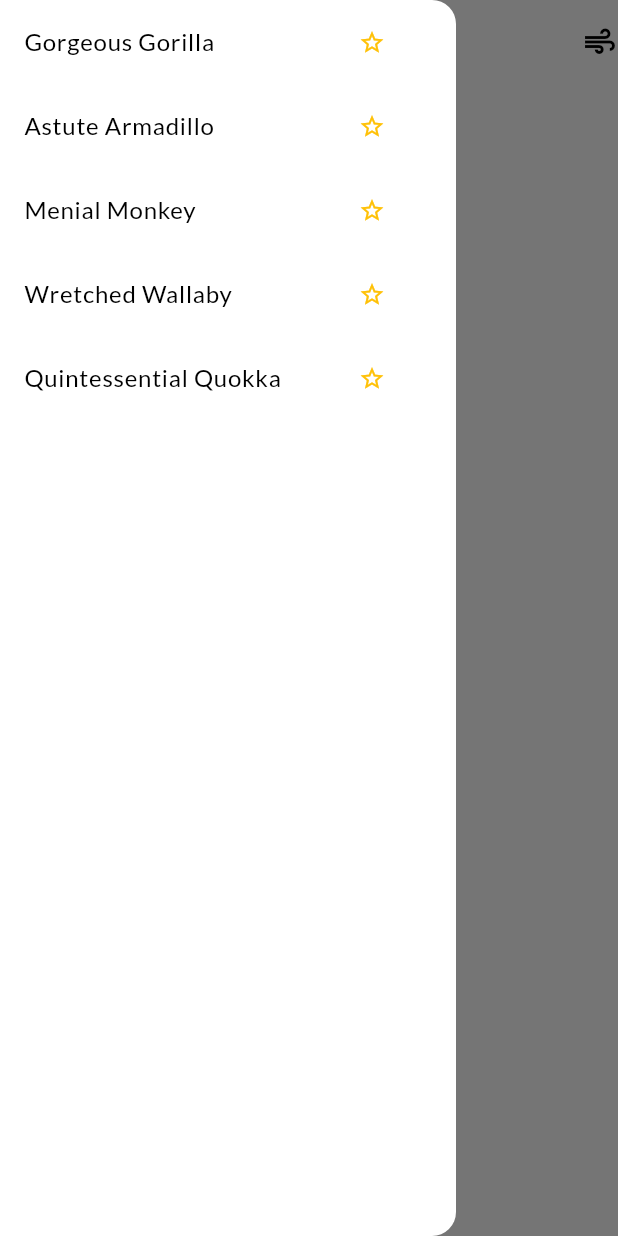
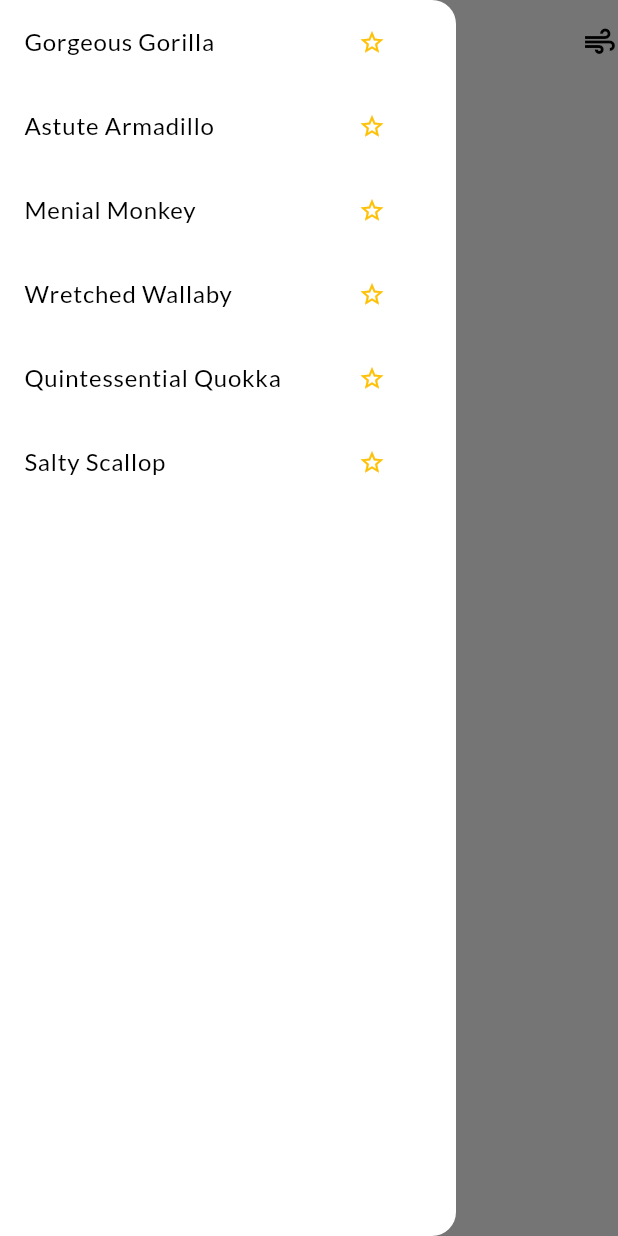
Before and after one commit to MKozuch/release_namer, a Flutter app: the screen it shows after launch, with the side drawer open, on a phone screen of 412 x 824 dp. Run offline on Flutter 3.47's test engine with Material 2 defaults, Android fonts, the phone set to English and light mode, and no system bars; our stand-ins replace flutter_bloc, google_fonts; missing offline and left inert: window_size; project files that could hold a hidden picture were left out.

Commit message:
added bookmark button

```diff
--- a/lib/pages/release_name_generator.dart
+++ b/lib/pages/release_name_generator.dart
@@ -2,6 +2,7 @@ import 'package:flutter/material.dart';
 
 import 'package:release_generator/title_provider.dart';
 import 'package:flutter_bloc/flutter_bloc.dart';
+import 'package:release_generator/widgets/favorites_list.dart';
 
 
 enum StateTransition {random, nextAnimal, nextAdjective, previousAnimal, previousAdjective}
@@ -14,7 +15,7 @@ class ReleaseNamGeneratorState{
   ReleaseNamGeneratorState(this.adjective, this.animal, this.transition);
 }
 
-// todo: replace with Bloc
+// TODO: replace with Bloc
 class ReleaseGeneratorCubit extends Cubit<ReleaseNamGeneratorState?> {
   late ReleaseNameGenerator gen;
   late ReleaseNameModelIndex idx;
@@ -76,62 +77,13 @@ class Page1 extends StatelessWidget {
         child: Center(
           child: BlocBuilder<ReleaseGeneratorCubit, ReleaseNamGeneratorState?>(
             builder: (context, state) {
-              final isLoading = context.read<ReleaseGeneratorCubit>().state == null;
+              final isLoaded = context.read<ReleaseGeneratorCubit>().state != null;
 
-              return Column(
-                mainAxisAlignment: MainAxisAlignment.center,
-                children: [
-                  if (!isLoading)
-                  ...[
-                    Row(
-                      children: [
-                        Expanded( child:
-                          TextButton(
-                            onPressed: ()=> context.read<ReleaseGeneratorCubit>().previousAdjective(),
-                            child: const Icon(Icons.navigate_before),
-                          )
-                        ),
-                        Expanded(child:
-                          textSwitcherBuilder(context, state!.adjective, switchStyleFromStateTransition(state.transition)),
-                        ),
-                        Expanded(child:
-                          TextButton(
-                            onPressed: ()=> context.read<ReleaseGeneratorCubit>().nextAdjective(),
-                            child: const Icon(Icons.navigate_next)
-                          )
-                        )
-                    ],
-                    ),
-                    Row(
-                      children: [
-                        Expanded(child:
-                          TextButton(
-                            onPressed: ()=> context.read<ReleaseGeneratorCubit>().previousAnimal(),
-                            child: const Icon(Icons.navigate_before),
-                          )
-                        ),
-                        Expanded(child:
-                          textSwitcherBuilder(context, state!.animal, switchStyleFromStateTransition(state.transition)),
-                        ),
-                        Expanded(child:
-                          TextButton(
-                            onPressed: ()=> context.read<ReleaseGeneratorCubit>().nextAnimal(),
-                            child: const Icon(Icons.navigate_next)
-                          ),
-                        ),
-                      ],
-                    ),
-
-                      ElevatedButton(
-                        child: const Text('Generate'),
-                        onPressed: () {
-                          context.read<ReleaseGeneratorCubit>().randomReleaseName();
-                        },
-                      ),
-                    ],
-                  if (isLoading) const CircularProgressIndicator()
-                ],
-              );
+              return isLoaded
+                ? generatorBuilder(context, state!)
+                : const Center(
+                  child: CircularProgressIndicator(),
+                );
             },
           ),
         ),
@@ -169,7 +121,6 @@ Widget textSwitcherBuilder(BuildContext context, String text, [SwitchStyle style
       if((style == SwitchStyle.next && child.key != ValueKey<String>(text))
       || (style == SwitchStyle.previous && child.key == ValueKey<String>(text))){
         startOffset = startOffset.scale(-1, -1);
-
       }
 
        var offset = Tween<Offset>(
@@ -190,3 +141,75 @@ Widget textSwitcherBuilder(BuildContext context, String text, [SwitchStyle style
     child: Text(key: ValueKey<String>(text), text, textAlign: TextAlign.center),
   );
 }
+
+Widget generatorBuilder(BuildContext context, ReleaseNamGeneratorState state){
+  return Column(
+    mainAxisAlignment: MainAxisAlignment.center,
+      children: [
+        Row(
+          children: [
+            Expanded( child:
+              TextButton(
+                onPressed: ()=> context.read<ReleaseGeneratorCubit>().previousAdjective(),
+                child: const Icon(Icons.navigate_before),
+              )
+            ),
+            Expanded(child:
+              textSwitcherBuilder(context, state.adjective, switchStyleFromStateTransition(state.transition)),
+            ),
+            Expanded(child:
+              TextButton(
+                onPressed: ()=> context.read<ReleaseGeneratorCubit>().nextAdjective(),
+                child: const Icon(Icons.navigate_next)
+              )
+            )
+          ],
+        ),
+        Row(
+          children: [
+            Expanded(child:
+              TextButton(
+                onPressed: ()=> context.read<ReleaseGeneratorCubit>().previousAnimal(),
+                child: const Icon(Icons.navigate_before),
+              )
+            ),
+            Expanded(child:
+              textSwitcherBuilder(context, state!.animal, switchStyleFromStateTransition(state.transition)),
+            ),
+            Expanded(child:
+              TextButton(
+                onPressed: ()=> context.read<ReleaseGeneratorCubit>().nextAnimal(),
+                child: const Icon(Icons.navigate_next)
+              ),
+            ),
+          ],
+        ),
+        Row(
+          mainAxisAlignment: MainAxisAlignment.center,
+          children: [
+            ElevatedButton(
+              child: const Text('Generate'),
+              onPressed: () {
+                context.read<ReleaseGeneratorCubit>().randomReleaseName();
+              },
+            ),
+            BlocBuilder<FavoriteNames, List<String>>(
+              builder: (context, favoritesState){
+                final isBookmarked = favoritesState.contains(state.fullName);
+                return ElevatedButton(
+                  child: isBookmarked
+                    ? const Icon(Icons.star)
+                    : const Icon(Icons.star_border),
+                   onPressed: (){
+                     isBookmarked
+                      ? context.read<FavoriteNames>().remove(state.fullName)
+                      : context.read<FavoriteNames>().add(state.fullName);
+                   }
+                  );
+                },
+            )
+          ],
+        ),
+    ],
+  );
+}
--- a/lib/widgets/favorites_list.dart
+++ b/lib/widgets/favorites_list.dart
@@ -6,12 +6,19 @@ class FavoriteNames extends Cubit<List<String>>{
     emit(_list);
   }
 
-  List<String> _list = ['Gorgeous Gorilla', 'Astute Armadillo', 'Menial Monkey', 'Wretched Wallaby', 'Quintessential Quokka'];
-  //List<String> _list = [];
+  final List<String> _list = [
+    'Gorgeous Gorilla',
+    'Astute Armadillo',
+    'Menial Monkey',
+    'Wretched Wallaby',
+    'Quintessential Quokka',
+    'Salty Scallop',
+  ];
 
   List<String> get() => _list;
 
   void add(String s){
+    if(_list.contains(s)) _list.remove(s);
     _list.add(s);
     emit(List.from(_list));
   }
```
